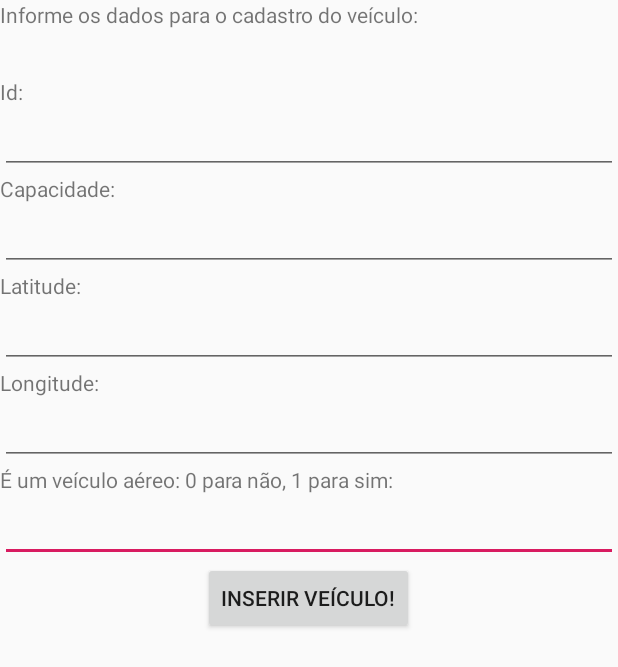
After one commit to Alzarus/LogisticsNegotium, an Android app: the layout activity_add_vehicle.xml on its own in the app's theme, with its tools: preview values and no code run, on a phone screen of 412 x 824 dp. The commit adds this screen. Shown: the top 667 px of the screen. Run offline under Robolectric (Android 15) with nearby library versions, the phone set to English and light mode, and no system bars.

Commit message:
21-04-19 pt.7
21-04-19 pt.7

```diff
--- a/app/src/main/AndroidManifest.xml
+++ b/app/src/main/AndroidManifest.xml
@@ -8,7 +8,7 @@
         android:theme="@style/AppTheme">
 
 
-        <activity android:name=".MainActivity"
+        <activity android:name=".activities.MainActivity"
                   android:label="@string/title_activity_main" >
             <intent-filter>
                 <action
--- a/app/src/main/java/inf008/ads/ifba/edu/br/logisticsnegotium/MainActivity.java
+++ b/app/src/main/java/inf008/ads/ifba/edu/br/logisticsnegotium/activities/MainActivity.java
@@ -1,4 +1,4 @@
-package inf008.ads.ifba.edu.br.logisticsnegotium;
+package inf008.ads.ifba.edu.br.logisticsnegotium.activities;
 
 import android.app.Activity;
 import android.os.Bundle;
@@ -6,6 +6,8 @@ import android.text.Editable;
 import android.view.View;
 import android.widget.EditText;
 import android.widget.TextView;
+
+import inf008.ads.ifba.edu.br.logisticsnegotium.R;
 
 public class MainActivity extends Activity {
 
--- a/app/src/main/java/inf008/ads/ifba/edu/br/logisticsnegotium/dao/DeliveryDAOIF.java
+++ b/app/src/main/java/inf008/ads/ifba/edu/br/logisticsnegotium/dao/DeliveryDAOIF.java
@@ -1,4 +1,6 @@
 package inf008.ads.ifba.edu.br.logisticsnegotium.dao;
+
+import android.view.View;
 
 import java.util.Collection;
 
--- /dev/null
+++ b/app/src/main/res/layout/activity_add_vehicle.xml
@@ -0,0 +1,89 @@
+<?xml version="1.0" encoding="utf-8"?>
+<LinearLayout xmlns:android="http://schemas.android.com/apk/res/android"
+    android:orientation="vertical" android:layout_width="match_parent"
+    android:layout_height="match_parent">
+
+    <TextView
+        android:layout_width="match_parent"
+        android:layout_height="wrap_content"
+        android:text="@string/titulo_add_vehicle" />
+
+    <TextView
+        android:layout_width="match_parent"
+        android:layout_height="wrap_content"
+        android:text="@string/titulo_add_id" />
+
+    <EditText
+        android:id="@+id/id"
+        android:layout_width="match_parent"
+        android:layout_height="wrap_content"
+        android:inputType="number" >
+        <requestFocus />
+    </EditText>
+
+
+    <TextView
+        android:layout_width="match_parent"
+        android:layout_height="wrap_content"
+        android:text="@string/titulo_add_capacity" />
+
+    <EditText
+        android:id="@+id/capacity"
+        android:layout_width="match_parent"
+        android:layout_height="wrap_content"
+        android:inputType="number" >
+        <requestFocus />
+    </EditText>
+
+
+    <TextView
+        android:layout_width="match_parent"
+        android:layout_height="wrap_content"
+        android:text="@string/titulo_add_latitude" />
+
+    <EditText
+        android:id="@+id/latitude"
+        android:layout_width="match_parent"
+        android:layout_height="wrap_content"
+        android:inputType="numberDecimal" >
+        <requestFocus />
+    </EditText>
+
+
+    <TextView
+    android:layout_width="match_parent"
+    android:layout_height="wrap_content"
+    android:text="@string/titulo_add_longitude" />
+
+    <EditText
+        android:id="@+id/longitude"
+        android:layout_width="match_parent"
+        android:layout_height="wrap_content"
+        android:inputType="numberDecimal" >
+        <requestFocus />
+    </EditText>
+
+
+    <TextView
+        android:layout_width="match_parent"
+        android:layout_height="wrap_content"
+        android:text="@string/titulo_add_isAirVehicle" />
+
+    <EditText
+        android:id="@+id/isAirVehicle"
+        android:layout_width="match_parent"
+        android:layout_height="wrap_content"
+        android:inputType="number" >
+        <requestFocus />
+    </EditText>
+
+
+    <Button
+        android:id="@+id/saudacaoButton"
+        android:layout_width="wrap_content"
+        android:layout_height="wrap_content"
+        android:layout_gravity="center"
+        android:text="@string/insertVehicle"
+        android:onClick="insertVehicleEvent"/>
+
+</LinearLayout>
--- a/app/src/main/res/values/strings.xml
+++ b/app/src/main/res/values/strings.xml
@@ -2,7 +2,16 @@
     <string name="app_name">LogisticsNegotium</string>
     <string name="hello_world">Hello World! PÁGINA 34 (até 148)</string>
     <string name="titulo">Informe seu nome</string>
+    <string name="titulo_add_vehicle">Informe os dados para o cadastro do veículo:\n\n</string>
+    <string name="titulo_add_id">Id:</string>
+    <string name="titulo_add_capacity">Capacidade:</string>
+    <string name="titulo_add_latitude">Latitude:</string>
+    <string name="titulo_add_longitude">Longitude:</string>
+    <string name="titulo_add_isAirVehicle">É um veículo aéreo: 0 para não, 1 para sim:</string>
     <string name="surpreenda_me">Surpreenda-me</string>
+    <string name="insertVehicle">Inserir veículo!</string>
     <string name="saudacao">Olá</string>
     <string name="title_activity_main">LogisticsNegotium</string>
+    <string name="added_successfully">Veículo adicionado com sucesso!</string>
+    <string name="failed_to_add">Falha ao adicionar o veículo!</string>
 </resources>
```
Also changed, not shown: app/src/main/java/inf008/ads/ifba/edu/br/logisticsnegotium/activities/AddVehicleActivity.java (added, +78 -0 lines), app/src/main/java/inf008/ads/ifba/edu/br/logisticsnegotium/dao/DatabaseHelper.java (added, +31 -0 lines), app/src/main/java/inf008/ads/ifba/edu/br/logisticsnegotium/dao/DeliverySQLDAO.java (+7 -7 lines), app/src/main/java/inf008/ads/ifba/edu/br/logisticsnegotium/entities/AutomatedVehicles.java (+7 -7 lines).
